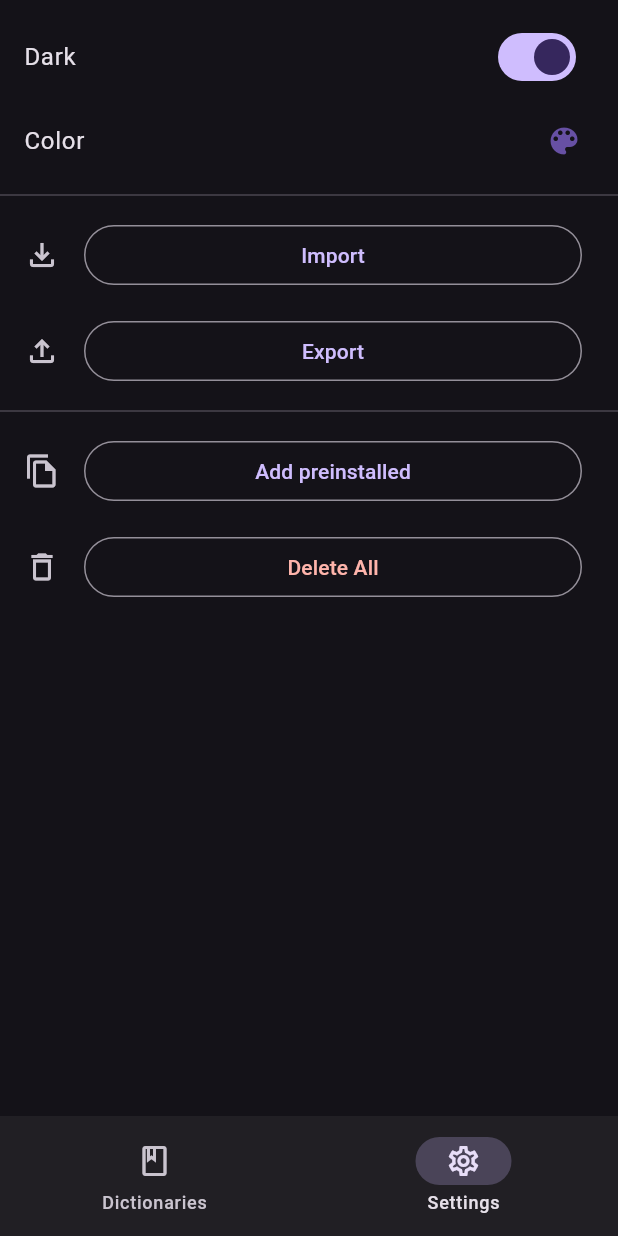
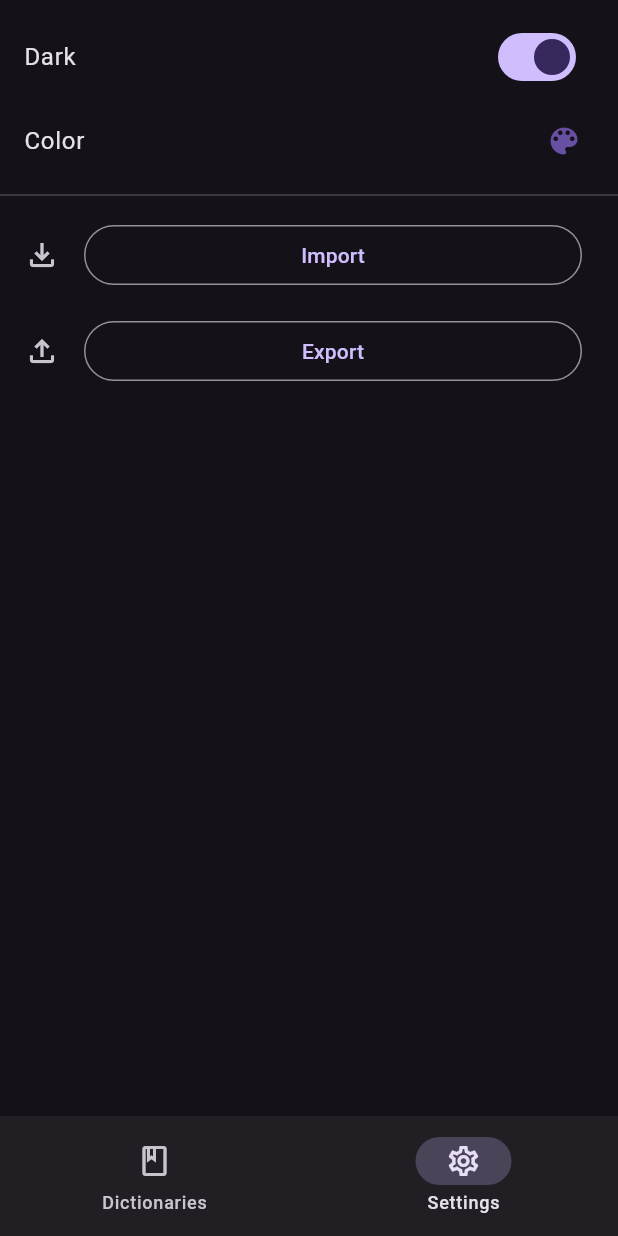
Before and after one commit to sipasi/open_words, a Flutter app: the screen it shows after launch, item 2 of the bottom bar chosen, on a phone screen of 412 x 824 dp. Run offline on Flutter 3.47's test engine with Material 3 defaults, Android fonts, the phone set to English and light mode, and no system bars; our stand-ins replace device_preview, flutter_tts, get_it, logger, pdf, sembast and 3 more; missing offline and left inert: excel, file_selector, universal_html.

Commit message:
refactor: remove unused code

```diff
--- a/lib/view/settings/settings_page.dart
+++ b/lib/view/settings/settings_page.dart
@@ -16,8 +16,6 @@ class SettingsPageState extends ViewState<SettingsViewModel> {
   @override
   Widget success(BuildContext context) {
     const EdgeInsetsGeometry padding = EdgeInsets.only(top: 10.0);
-
-    final colorScheme = Theme.of(context).colorScheme;
 
     return ListView(
       padding: padding,
@@ -39,18 +37,6 @@ class SettingsPageState extends ViewState<SettingsViewModel> {
             onPressed: () => viewmodel.toExport(context),
           ),
         ),
-        const Divider(),
-        ListTile(
-          leading: const Icon(Icons.file_copy_outlined),
-          title: OutlinedButton(onPressed: viewmodel.addPreinstalled, child: const Text('Add preinstalled')),
-        ),
-        ListTile(
-          leading: const Icon(Icons.delete_outline),
-          title: OutlinedButton(
-            onPressed: viewmodel.deleteAll,
-            child: Text('Delete All', style: TextStyle(color: colorScheme.error)),
-          ),
-        ),
       ],
     );
   }
--- a/lib/view/settings/settings_view_model.dart
+++ b/lib/view/settings/settings_view_model.dart
@@ -8,8 +8,4 @@ import 'package:open_words/view/settings/import/import_page.dart';
 class SettingsViewModel extends ViewModel {
   Future toImport(BuildContext context) => MaterialNavigator.push(context, (context) => GetIt.I.get<ImportPage>());
   Future toExport(BuildContext context) => MaterialNavigator.push(context, (context) => GetIt.I.get<ExportPage>());
-
-  void addPreinstalled() {}
-
-  void deleteAll() {}
 }
```
